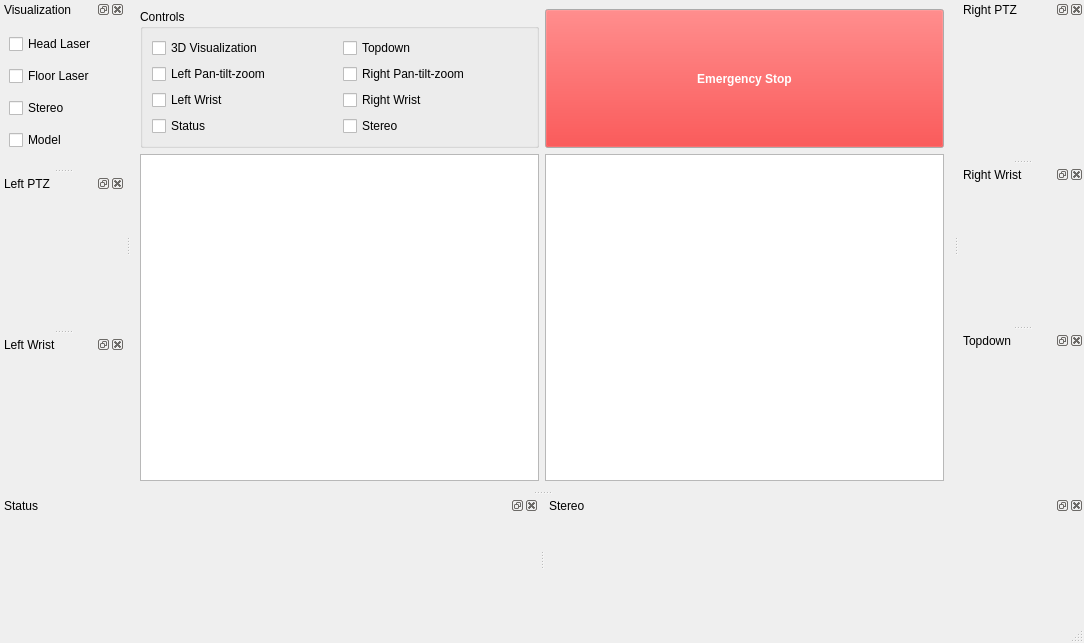
Above: visualization/pr2_gui/ui/launcher.ui from jbohren-forks/personalrobots-pkg before the change. Below: the same form after it.
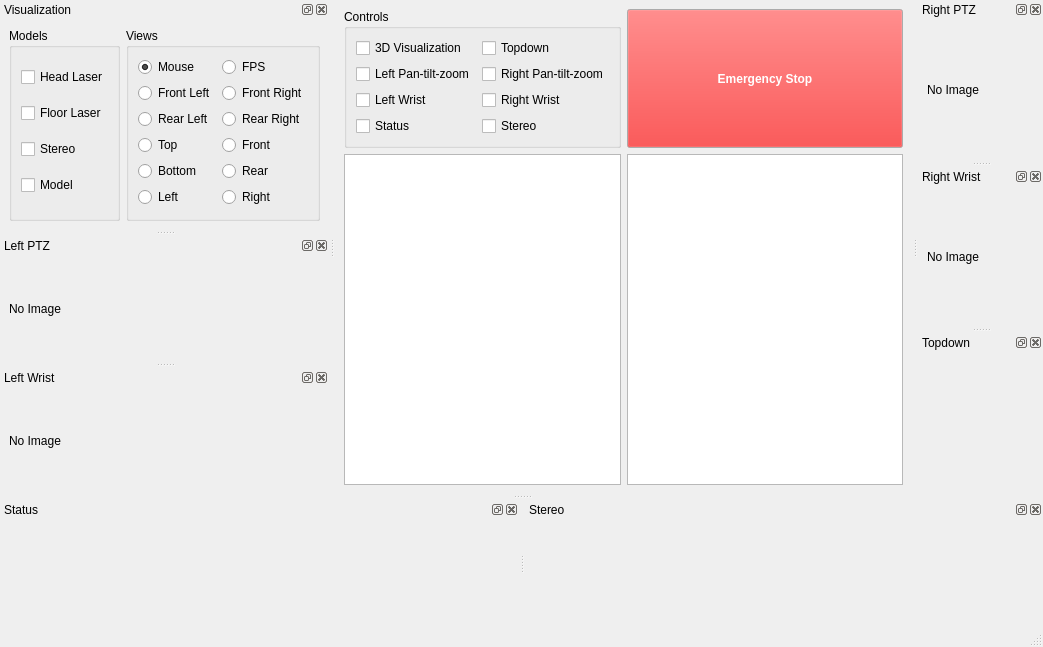
That is the form after the change.

Commit message: GUI views cameras and the 3d is more stable with the proper coordinate system

```diff
--- a/visualization/pr2_gui/ui/launcher.ui
+++ b/visualization/pr2_gui/ui/launcher.ui
@@ -5,8 +5,8 @@
    <rect>
     <x>0</x>
     <y>0</y>
-    <width>1084</width>
-    <height>643</height>
+    <width>1043</width>
+    <height>647</height>
    </rect>
   </property>
   <property name="windowTitle" >
@@ -316,31 +316,139 @@
    <widget class="QWidget" name="dockWidgetContents" >
     <layout class="QGridLayout" >
      <item row="0" column="0" >
-      <widget class="QCheckBox" name="HeadLaser_CB" >
-       <property name="text" >
-        <string>Head Laser</string>
+      <widget class="QGroupBox" name="Models_GB" >
+       <property name="title" >
+        <string>Models</string>
        </property>
+       <layout class="QGridLayout" >
+        <item row="0" column="0" >
+         <widget class="QCheckBox" name="HeadLaser_CB" >
+          <property name="text" >
+           <string>Head Laser</string>
+          </property>
+         </widget>
+        </item>
+        <item row="1" column="0" >
+         <widget class="QCheckBox" name="FloorLaser_CB" >
+          <property name="text" >
+           <string>Floor Laser</string>
+          </property>
+         </widget>
+        </item>
+        <item row="2" column="0" >
+         <widget class="QCheckBox" name="StereoCloud_CB" >
+          <property name="text" >
+           <string>Stereo</string>
+          </property>
+         </widget>
+        </item>
+        <item row="3" column="0" >
+         <widget class="QCheckBox" name="Model_CB" >
+          <property name="text" >
+           <string>Model</string>
+          </property>
+         </widget>
+        </item>
+       </layout>
       </widget>
      </item>
-     <item row="1" column="0" >
-      <widget class="QCheckBox" name="FloorLaser_CB" >
-       <property name="text" >
-        <string>Floor Laser</string>
+     <item row="0" column="1" >
+      <widget class="QGroupBox" name="Views_GB" >
+       <property name="title" >
+        <string>Views</string>
        </property>
-      </widget>
-     </item>
-     <item row="2" column="0" >
-      <widget class="QCheckBox" name="StereoCloud_CB" >
-       <property name="text" >
-        <string>Stereo</string>
+       <property name="flat" >
+        <bool>false</bool>
        </property>
-      </widget>
-     </item>
-     <item row="3" column="0" >
-      <widget class="QCheckBox" name="Model_CB" >
-       <property name="text" >
-        <string>Model</string>
-       </property>
+       <layout class="QGridLayout" >
+        <item row="1" column="0" >
+         <widget class="QRadioButton" name="ViewTFL_RB" >
+          <property name="text" >
+           <string>Front Left</string>
+          </property>
+         </widget>
+        </item>
+        <item row="1" column="1" >
+         <widget class="QRadioButton" name="ViewTFR_RB" >
+          <property name="text" >
+           <string>Front Right</string>
+          </property>
+         </widget>
+        </item>
+        <item row="2" column="0" >
+         <widget class="QRadioButton" name="ViewTRL_RB" >
+          <property name="text" >
+           <string>Rear Left</string>
+          </property>
+         </widget>
+        </item>
+        <item row="2" column="1" >
+         <widget class="QRadioButton" name="ViewTRR_RB" >
+          <property name="text" >
+           <string>Rear Right</string>
+          </property>
+         </widget>
+        </item>
+        <item row="3" column="0" >
+         <widget class="QRadioButton" name="ViewT_RB" >
+          <property name="text" >
+           <string>Top</string>
+          </property>
+         </widget>
+        </item>
+        <item row="3" column="1" >
+         <widget class="QRadioButton" name="ViewF_RB" >
+          <property name="text" >
+           <string>Front</string>
+          </property>
+         </widget>
+        </item>
+        <item row="4" column="0" >
+         <widget class="QRadioButton" name="ViewB_RB" >
+          <property name="text" >
+           <string>Bottom</string>
+          </property>
+         </widget>
+        </item>
+        <item row="4" column="1" >
+         <widget class="QRadioButton" name="ViewR_RB" >
+          <property name="text" >
+           <string>Rear</string>
+          </property>
+         </widget>
+        </item>
+        <item row="5" column="0" >
+         <widget class="QRadioButton" name="ViewS_RB" >
+          <property name="text" >
+           <string>Left</string>
+          </property>
+         </widget>
+        </item>
+        <item row="5" column="1" >
+         <widget class="QRadioButton" name="ViewD_RB" >
+          <property name="text" >
+           <string>Right</string>
+          </property>
+         </widget>
+        </item>
+        <item row="0" column="0" >
+         <widget class="QRadioButton" name="ViewMaya_RB" >
+          <property name="text" >
+           <string>Mouse</string>
+          </property>
+          <property name="checked" >
+           <bool>true</bool>
+          </property>
+         </widget>
+        </item>
+        <item row="0" column="1" >
+         <widget class="QRadioButton" name="ViewFPS_RB" >
+          <property name="text" >
+           <string>FPS</string>
+          </property>
+         </widget>
+        </item>
+       </layout>
       </widget>
      </item>
     </layout>
@@ -365,7 +473,20 @@
    <attribute name="dockWidgetArea" >
     <number>1</number>
    </attribute>
-   <widget class="QWidget" name="dockWidgetContents_3" />
+   <widget class="QWidget" name="dockWidgetContents_3" >
+    <layout class="QGridLayout" >
+     <item row="0" column="0" >
+      <widget class="QLabel" name="PTZL_IL" >
+       <property name="text" >
+        <string>No Image</string>
+       </property>
+       <property name="textInteractionFlags" >
+        <set>Qt::NoTextInteraction</set>
+       </property>
+      </widget>
+     </item>
+    </layout>
+   </widget>
   </widget>
   <widget class="QDockWidget" name="PTZR_DW" >
    <property name="sizePolicy" >
@@ -389,7 +510,17 @@
    <attribute name="dockWidgetArea" >
     <number>2</number>
    </attribute>
-   <widget class="QWidget" name="dockWidgetContents_4" />
+   <widget class="QWidget" name="dockWidgetContents_4" >
+    <layout class="QGridLayout" >
+     <item row="0" column="0" >
+      <widget class="QLabel" name="PTZR_IL" >
+       <property name="text" >
+        <string>No Image</string>
+       </property>
+      </widget>
+     </item>
+    </layout>
+   </widget>
   </widget>
   <widget class="QDockWidget" name="WristR_DW" >
    <property name="sizePolicy" >
@@ -410,7 +541,17 @@
    <attribute name="dockWidgetArea" >
     <number>2</number>
    </attribute>
-   <widget class="QWidget" name="dockWidgetContents_5" />
+   <widget class="QWidget" name="dockWidgetContents_5" >
+    <layout class="QGridLayout" >
+     <item row="0" column="0" >
+      <widget class="QLabel" name="WristR_IL" >
+       <property name="text" >
+        <string>No Image</string>
+       </property>
+      </widget>
+     </item>
+    </layout>
+   </widget>
   </widget>
   <widget class="QDockWidget" name="WristL_DW" >
    <property name="sizePolicy" >
@@ -431,7 +572,17 @@
    <attribute name="dockWidgetArea" >
     <number>1</number>
    </attribute>
-   <widget class="QWidget" name="dockWidgetContents_6" />
+   <widget class="QWidget" name="dockWidgetContents_6" >
+    <layout class="QGridLayout" >
+     <item row="0" column="0" >
+      <widget class="QLabel" name="WristL_IL" >
+       <property name="text" >
+        <string>No Image</string>
+       </property>
+      </widget>
+     </item>
+    </layout>
+   </widget>
   </widget>
   <widget class="QDockWidget" name="Topdown_DW" >
    <property name="sizePolicy" >
```
Left out of the diff: 2 changed lines with no effect on the pictures. The commit also changes 9 other files.
